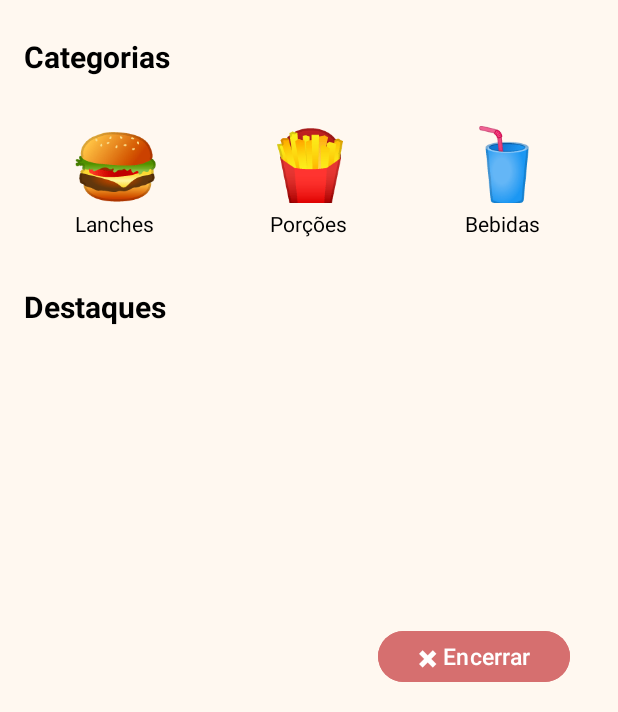
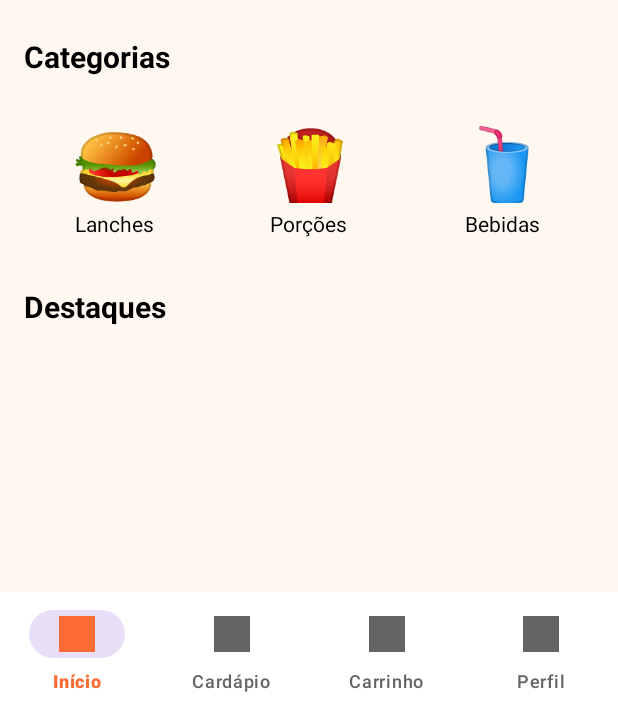
Before and after one commit to GuilhermeBley/Bl.Fat.Samples, an Android app: the MainActivity screen opened directly, with no data from a screen before it, on a phone screen of 412 x 824 dp, the part 524-1236 px from its top. Run offline under Robolectric (Android 15) with nearby library versions, the phone set to English and light mode, and no system bars; our stand-ins replace Volley.

```diff
--- a/app/src/main/java/com/example/blfatsamples/MainActivity.java
+++ b/app/src/main/java/com/example/blfatsamples/MainActivity.java
@@ -23,6 +23,7 @@ import com.example.blfatsamples.constants.ApiQueue;
 import com.example.blfatsamples.constants.Constant;
 import com.example.blfatsamples.constants.ConstantUrl;
 import com.example.blfatsamples.model.ProductModel;
+import com.google.android.material.bottomnavigation.BottomNavigationView;
 
 import org.json.JSONArray;
 import org.json.JSONException;
@@ -34,6 +35,8 @@ import java.util.List;
 public class MainActivity extends AppCompatActivity {
 
     private List<ProductModel> featuredProducts = new ArrayList<>();
+    private BottomNavigationView bottomNavigationView;
+
     @Override
     public void onCreate(@Nullable Bundle savedInstanceState) {
         super.onCreate(savedInstanceState);
@@ -50,12 +53,7 @@ public class MainActivity extends AppCompatActivity {
             return;
         }
 
-        findViewById(R.id.closeButton).setOnClickListener(new View.OnClickListener() {
-            @Override
-            public void onClick(View view) {
-                finishAffinity();
-            }
-        });
+        setUpNavigation();
 
         setFeaturedProducts();
     }
@@ -107,4 +105,25 @@ public class MainActivity extends AppCompatActivity {
         // Add the request to the RequestQueue using the singleton
         ApiQueue.getInstance(this).addToRequestQueue(jsonArrayRequest);
     }
+
+    private  void setUpNavigation()
+    {
+        bottomNavigationView = findViewById(R.id.bottomNavigationView);
+        bottomNavigationView.setOnNavigationItemSelectedListener(item -> {
+            int itemId = item.getItemId();
+            if (itemId == R.id.menu_home){
+                return true;
+            }
+            if (itemId == R.id.menu_menu){
+                return true;
+            }
+            if (itemId == R.id.menu_cart){
+                return true;
+            }
+            if (itemId == R.id.menu_profile){
+                return true;
+            }
+            return false;
+        });
+    }
 }
--- /dev/null
+++ b/app/src/main/res/drawable/bottom_nav_colors.xml
@@ -0,0 +1,5 @@
+<?xml version="1.0" encoding="utf-8"?>
+<selector xmlns:android="http://schemas.android.com/apk/res/android">
+    <item android:color="@color/primary" android:state_checked="true"/>
+    <item android:color="@color/secondary"/>
+</selector>
--- a/app/src/main/res/layout/activity_main.xml
+++ b/app/src/main/res/layout/activity_main.xml
@@ -190,21 +190,20 @@
                 android:nestedScrollingEnabled="false"
                 app:layoutManager="androidx.recyclerview.widget.LinearLayoutManager"
                 tools:listitem="@layout/item_product_card" />
-
         </LinearLayout>
     </ScrollView>
-    <!-- Optional Close Button (if needed) -->
-    <Button
-        android:id="@+id/closeButton"
-        android:layout_width="128dp"
-        android:layout_height="42dp"
-        android:layout_marginEnd="32dp"
-        android:layout_marginBottom="16dp"
-        android:backgroundTint="#D66F6F"
-        android:text="✖ Encerrar"
-        android:textColor="#FFFFFF"
-        android:textSize="15sp"
+
+    <com.google.android.material.bottomnavigation.BottomNavigationView
+        android:id="@+id/bottomNavigationView"
+        android:layout_width="match_parent"
+        android:layout_height="wrap_content"
+        android:background="@color/white"
         app:layout_constraintBottom_toBottomOf="parent"
-        app:layout_constraintEnd_toEndOf="parent" />
+        app:layout_constraintEnd_toEndOf="parent"
+        app:layout_constraintStart_toStartOf="parent"
+        app:menu="@menu/bottom_nav_menu"
+        app:itemIconTint="@drawable/bottom_nav_colors"
+        app:itemTextColor="@drawable/bottom_nav_colors"
+        app:labelVisibilityMode="labeled"/>
 
 </androidx.constraintlayout.widget.ConstraintLayout>
--- /dev/null
+++ b/app/src/main/res/menu/bottom_nav_menu.xml
@@ -0,0 +1,19 @@
+<?xml version="1.0" encoding="utf-8"?>
+<menu xmlns:android="http://schemas.android.com/apk/res/android">
+    <item
+        android:id="@+id/menu_home"
+        android:icon="@drawable/ic_launcher_background"
+        android:title="Início"/>
+    <item
+        android:id="@+id/menu_menu"
+        android:icon="@drawable/ic_launcher_background"
+        android:title="Cardápio"/>
+    <item
+        android:id="@+id/menu_cart"
+        android:icon="@drawable/ic_launcher_background"
+        android:title="Carrinho"/>
+    <item
+        android:id="@+id/menu_profile"
+        android:icon="@drawable/ic_launcher_background"
+        android:title="Perfil"/>
+</menu>
--- a/app/src/main/res/values/colors.xml
+++ b/app/src/main/res/values/colors.xml
@@ -2,6 +2,8 @@
 <resources>
     <color name="black">#FF000000</color>
     <color name="white">#FFFFFFFF</color>
+    <color name="secondary">#646464</color>
     <color name="orange">#FF6B35</color>
+    <color name="primary">#FF6B35</color>
     <color name="background">#FFF8F0</color>
 </resources>
```
